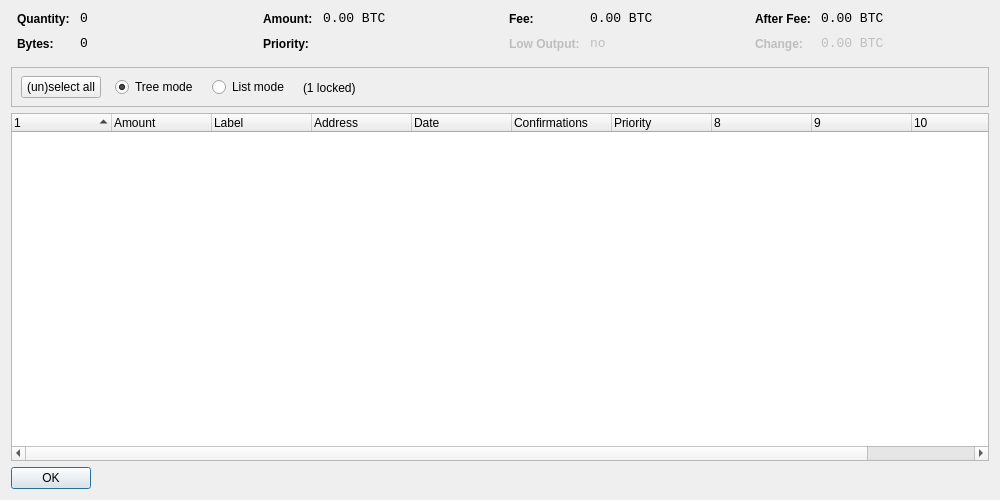
First picture: the form in src/qt/forms/coincontroldialog.ui, repository Crestington/flappycoin-master, before the edit.
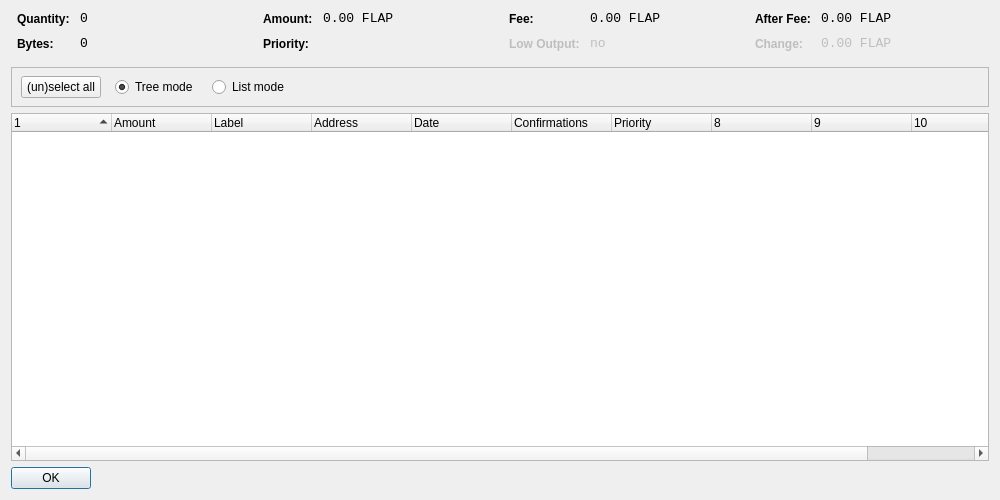
Second picture: the form after the edit. Custom widgets are drawn as their Qt base class.

```diff
--- a/src/qt/forms/coincontroldialog.ui
+++ b/src/qt/forms/coincontroldialog.ui
@@ -141,7 +141,7 @@
           <enum>Qt::ActionsContextMenu</enum>
          </property>
          <property name="text">
-          <string notr="true">0.00 BTC</string>
+          <string notr="true">0.00 FLAP</string>
          </property>
          <property name="textInteractionFlags">
           <set>Qt::LinksAccessibleByMouse|Qt::TextSelectableByKeyboard|Qt::TextSelectableByMouse</set>
@@ -221,7 +221,7 @@
           <enum>Qt::ActionsContextMenu</enum>
          </property>
          <property name="text">
-          <string notr="true">0.00 BTC</string>
+          <string notr="true">0.00 FLAP</string>
          </property>
          <property name="textInteractionFlags">
           <set>Qt::LinksAccessibleByMouse|Qt::TextSelectableByKeyboard|Qt::TextSelectableByMouse</set>
@@ -307,7 +307,7 @@
           <enum>Qt::ActionsContextMenu</enum>
          </property>
          <property name="text">
-          <string notr="true">0.00 BTC</string>
+          <string notr="true">0.00 FLAP</string>
          </property>
          <property name="textInteractionFlags">
           <set>Qt::LinksAccessibleByMouse|Qt::TextSelectableByKeyboard|Qt::TextSelectableByMouse</set>
@@ -345,7 +345,7 @@
           <enum>Qt::ActionsContextMenu</enum>
          </property>
          <property name="text">
-          <string notr="true">0.00 BTC</string>
+          <string notr="true">0.00 FLAP</string>
          </property>
          <property name="textInteractionFlags">
           <set>Qt::LinksAccessibleByMouse|Qt::TextSelectableByKeyboard|Qt::TextSelectableByMouse</set>
@@ -425,13 +425,6 @@
          </property>
         </widget>
        </item>
-       <item>
-        <widget class="QLabel" name="labelLocked">
-         <property name="text">
-          <string>(1 locked)</string>
-         </property>
-        </widget>
-       </item>
        <item>
         <spacer name="horizontalSpacer">
          <property name="orientation">
```
Left out of the diff: 4 changed lines with no effect on the pictures.
